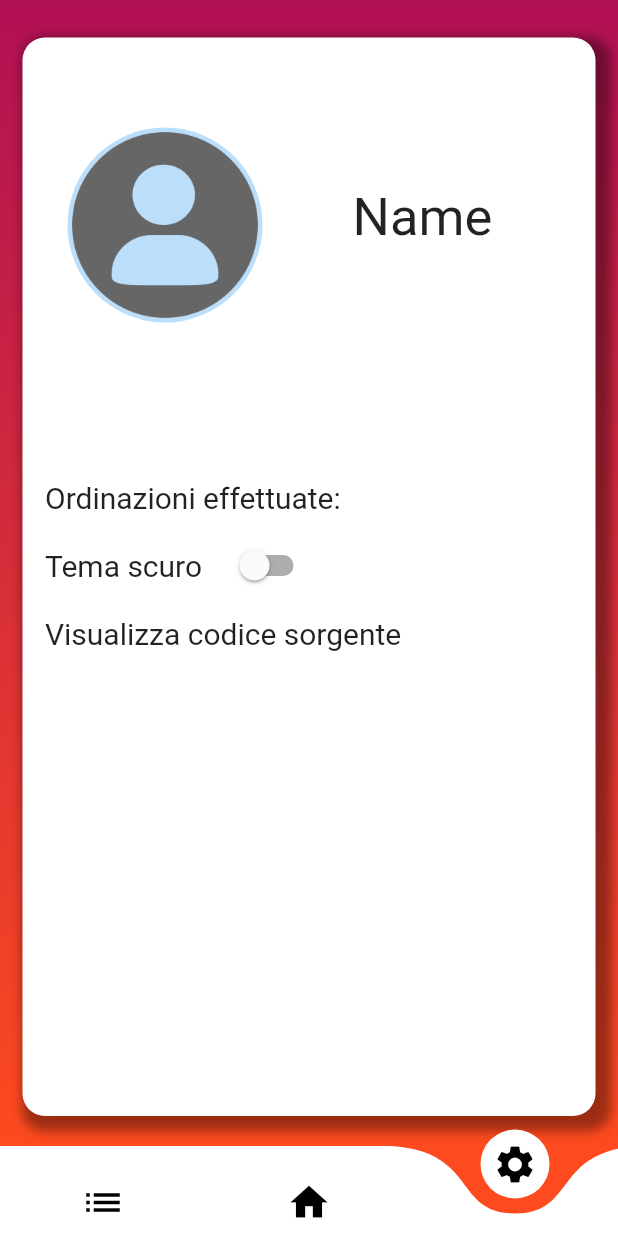
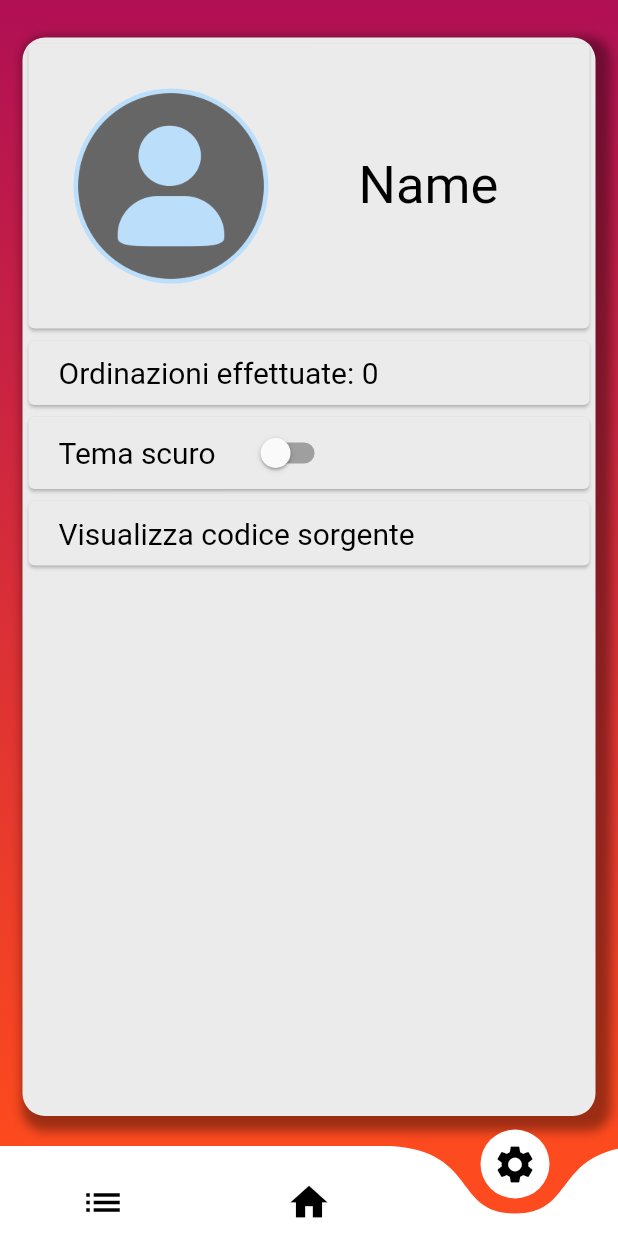
Before and after one commit to Il-Messia/PizzMe, a Flutter app: the screen it shows after launch, item 3 of the bottom bar chosen, on a phone screen of 412 x 824 dp. Run offline on Flutter 3.47's test engine with Material 2 defaults, Android fonts, the phone set to English and light mode, and no system bars; drawn by our look-alikes of curved_navigation_bar; missing offline and left inert: gradient_text, swipedetector.

Commit message:
Testing dark mode

```diff
--- a/lib/pages/settingPage.dart
+++ b/lib/pages/settingPage.dart
@@ -16,6 +16,8 @@ class _SettingPageState extends State<SettingPage> {
 
   bool _switched = false;
 
+  int _ordinazioni = 0;
+
   @override
   Widget build(BuildContext context) {
     return Container(
@@ -25,7 +27,7 @@ class _SettingPageState extends State<SettingPage> {
           right: 15.0,
           bottom: 20.0),
       decoration: new BoxDecoration(
-          color: Colors.white,
+          color: _switched ? _c.getDarkThemePrimaryColorMedium():  _c.getLightThemePrimaryColorDark(),
           borderRadius: new BorderRadius.all(Radius.circular(15.0)),
           boxShadow: [
             new BoxShadow(
@@ -37,28 +39,32 @@ class _SettingPageState extends State<SettingPage> {
       child: Center(
         child: Column(
           children: <Widget>[
-            Row(
+            Card(
+              color: _switched ? _c.getDarkThemePrimaryColorLight():  _c.getLightThemePrimaryColorDark(),
+              child: Row(
                 children: <Widget>[
                   Column(
                     children: <Widget>[
                       Container(
-                        margin: new EdgeInsets.only(top: 60.0, left: 30.0),
+                          margin: new EdgeInsets.all(30.0),
                           child: CircleAvatar(
                             radius: values.getAvatarRadius(),
-                          backgroundImage: AssetImage('images/def_avatar.png'),
+                            backgroundImage:
+                                AssetImage('images/def_avatar.png'),
                           ))
                     ],
                   ),
                   Column(
                     children: <Widget>[
                       Container(
-                      margin: new EdgeInsets.only(left: 60.0, top: 50.0),
+                        margin: new EdgeInsets.only(left: 30.0),
                         child: Center(
                           child: Text(
                             _name,
                             textAlign: TextAlign.center,
                             style: new TextStyle(
                               fontSize: 35.0,
+                              color: _switched? Colors.white:Colors.black,
                               fontFamily: 'Roboto',
                             ),
                           ),
@@ -68,49 +74,44 @@ class _SettingPageState extends State<SettingPage> {
                   )
                 ],
               ),
-            Row(
-              children: <Widget>[
-                Container(
-                  margin: new EdgeInsets.only(top: 100.0),
-                )
-              ],
             ),
-            Row(
+            Card(
+              color: _switched ? _c.getDarkThemePrimaryColorLight():  _c.getLightThemePrimaryColorDark(),
+              child: Row(
                 children: <Widget>[
                   Column(
                     children: <Widget>[
                       Container(
-                      margin: new EdgeInsets.only(top: 5.0, left: 15.0),
+                        margin: new EdgeInsets.only(
+                            top: 10.0, left: 20.0, bottom: 10.0),
                         child: Text(
-                        'Ordinazioni effettuate:',
+                          'Ordinazioni effettuate: $_ordinazioni',
                           style: new TextStyle(
                             fontSize: 20.0,
+                            color: _switched? Colors.white:Colors.black,
                             fontFamily: 'Roboto',
                           ),
                         ),
                       )
                     ],
                   ),
-                Column()
                 ],
               ),
-            Row(
-              children: <Widget>[
-                Container(
-                  margin: new EdgeInsets.only(top: 5.0),
-                )
-              ],
             ),
-            Row(
+            Card(
+              color: _switched ? _c.getDarkThemePrimaryColorLight():  _c.getLightThemePrimaryColorDark(),
+              child: Row(
                 children: <Widget>[
                   Column(
                     children: <Widget>[
                       Container(
-                      margin: new EdgeInsets.only(top: 5.0, left: 15.0),
+                        margin: new EdgeInsets.only(
+                            top: 10.0, left: 20.0, bottom: 10.0),
                         child: Text(
                           'Tema scuro',
                           style: new TextStyle(
                             fontSize: 20.0,
+                            color: _switched? Colors.white:Colors.black,
                             fontFamily: 'Roboto',
                           ),
                         ),
@@ -120,11 +121,13 @@ class _SettingPageState extends State<SettingPage> {
                   Column(
                     children: <Widget>[
                       Container(
-                        margin: new EdgeInsets.only(top: 5.0, left: 15.0),
+                          margin: new EdgeInsets.only(left: 20.0),
                           child: Switch(
                             value: _switched,
                             onChanged: (value) {
+                              setState(() {
                                 _switched = value;
+                              });
                             },
                             activeTrackColor: _c.getStartGradient(),
                             activeColor: _c.getEndGradient(),
@@ -133,44 +136,37 @@ class _SettingPageState extends State<SettingPage> {
                   )
                 ],
               ),
-            Row(
-              children: <Widget>[
-                Container(
-                  margin: new EdgeInsets.only(top: 5.0),
-                )
-              ],
             ),
-            Row(
+            Card(
+              color: _switched ? _c.getDarkThemePrimaryColorLight():  _c.getLightThemePrimaryColorDark(),
+              child: Row(
                 children: <Widget>[
                   Column(
                     children: <Widget>[
                       Container(
                         margin: new EdgeInsets.only(
-                        top: 5.0,
-                        left: 15.0
-                      ),
+                            top: 10.0, left: 20.0, bottom: 10.0),
                         child: Center(
                             child: SizedBox(
                           width: 300.0,
                           child: GestureDetector(
-                            onTap: (){
+                            onTap: () {
                               _launchURL();
                             },
                             child: Text(
                               'Visualizza codice sorgente',
                               style: new TextStyle(
-                                fontSize: 20.0,
-                                fontFamily: 'Roboto'
+                                color: _switched? Colors.white:Colors.black,
+                                  fontSize: 20.0, fontFamily: 'Roboto'),
                             ),
                           ),
-                          ),
-                        )
-                      ),
+                        )),
                       ),
                     ],
                   )
                 ],
               ),
+            )
           ],
         ),
       ),
--- a/lib/res/colori.dart
+++ b/lib/res/colori.dart
@@ -9,6 +9,10 @@ class Colori{
   Color _lighThemePrimaryColorLight = new Color(0xFFFFFFFF);
   Color _lighThemePrimaryColorDark = new Color(0xFFEBEBEB);
 
+  Color _darkThemePrimaryColorMedium = new Color(0xFF1E2129);
+  Color _darkThemePrimaryColorDark = new Color(0xFF171A23);
+  Color _darkThemePrimaryColorLight = new Color(0xFF2F313E);
+
   Colori();
 
   Color getLighThemePrimaryColorLight(){
@@ -16,6 +20,16 @@ class Colori{
   }
   Color getLightThemePrimaryColorDark(){
     return this._lighThemePrimaryColorDark;
+  }
+
+  Color getDarkThemePrimaryColorMedium(){
+    return this._darkThemePrimaryColorMedium;
+  }
+  Color getDarkThemePrimaryColorLight(){
+    return this._darkThemePrimaryColorLight;
+  }
+  Color getDarkThemePrimaryColorDark(){
+    return this._darkThemePrimaryColorDark;
   }
 
   Color getStartGradient(){
```
Lines whose indentation alone changed are shown as unchanged.
